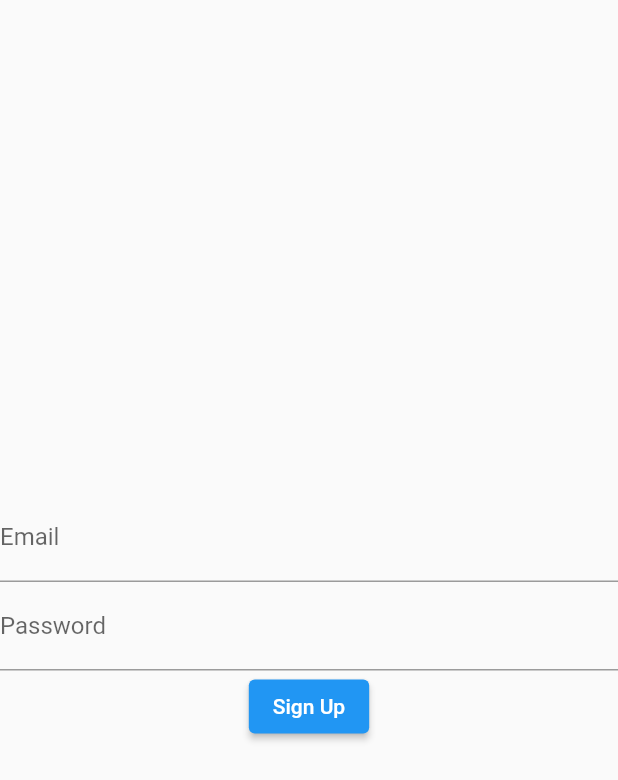
After one commit to gu-tig169-ht21/grupp7, a Flutter app: the screen it shows after launch, after a tap on "Sign Up", on a phone screen of 412 x 824 dp. The commit adds this screen. Shown: the top 780 px of the screen. Run offline on Flutter 3.47's test engine with Material 2 defaults, Android fonts, the phone set to English and light mode, and no system bars; our stand-ins replace firebase_auth, firebase_core; accounts and stored records are empty.

Commit message:
signup page tillagd

```diff
--- a/lib/auth_firebase/sign_in.dart
+++ b/lib/auth_firebase/sign_in.dart
@@ -1,4 +1,5 @@
 import 'package:flutter/material.dart';
+import 'package:my_first_app/view/signup_page.dart';
 import 'package:provider/provider.dart';
 import 'authentication_service.dart';
 
@@ -32,7 +33,14 @@ class SignIn extends StatelessWidget {
                   );
             },
             child: Text('Sign in'),
-          )
+          ),
+          ElevatedButton(
+            onPressed: () {
+              Navigator.push(
+                  context, MaterialPageRoute(builder: (context) => SignUp()));
+            },
+            child: Text('Sign Up'),
+          ),
         ],
       ),
     );
--- /dev/null
+++ b/lib/view/signup_page.dart
@@ -0,0 +1,39 @@
+import 'package:flutter/material.dart';
+import 'package:my_first_app/auth_firebase/authentication_service.dart';
+import 'package:my_first_app/auth_firebase/sign_in.dart';
+import 'package:provider/src/provider.dart';
+
+class SignUp extends StatelessWidget {
+  SignUp({Key? key}) : super(key: key);
+  final TextEditingController emailController = TextEditingController();
+  final TextEditingController passwordController = TextEditingController();
+
+  @override
+  Widget build(BuildContext context) {
+    return Scaffold(
+      body: Center(
+        child: Column(
+          mainAxisAlignment: MainAxisAlignment.center,
+          children: [
+            TextField(
+              controller: emailController,
+              decoration: InputDecoration(
+                labelText: 'Email',
+              ),
+            ),
+            TextField(
+              controller: passwordController,
+              decoration: InputDecoration(
+                labelText: 'Password',
+              ),
+            ),
+            ElevatedButton(
+              onPressed: () {},
+              child: Text('Sign Up'),
+            ),
+          ],
+        ),
+      ),
+    );
+  }
+}
```
